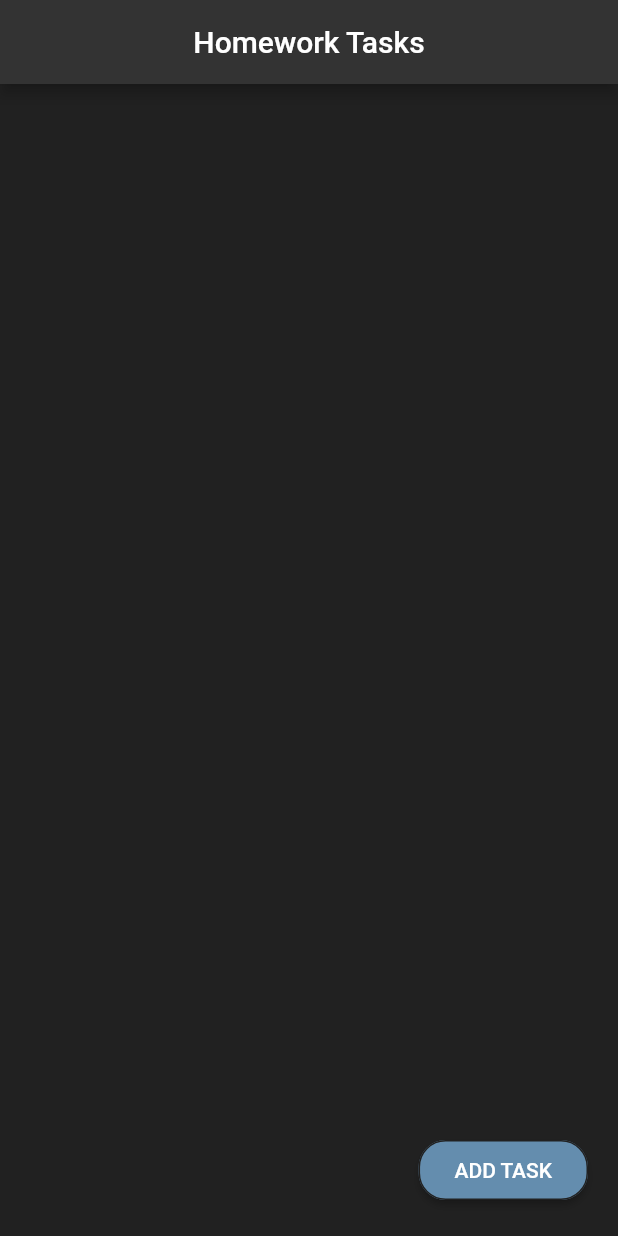
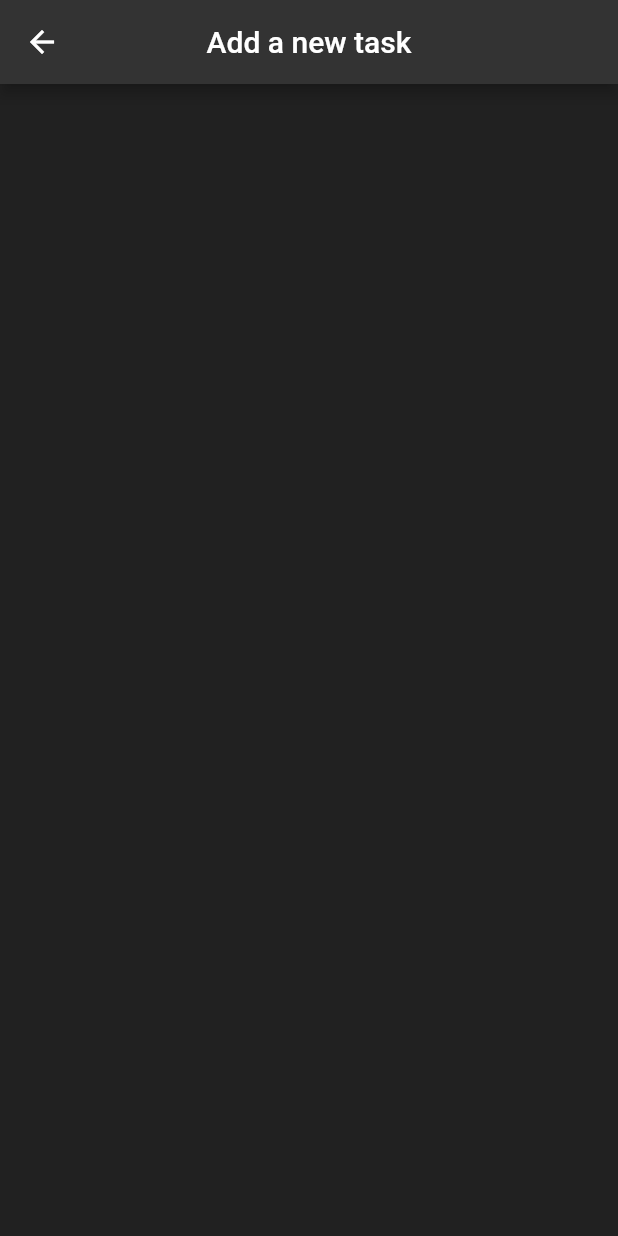
Before and after one commit to acSirius/homework-tracker, a Flutter app: the screen it shows after launch, after a tap on "ADD TASK", on a phone screen of 412 x 824 dp. Run offline on Flutter 3.47's test engine with Material 2 defaults, Android fonts, the light colour scheme and no system bars.

Commit message:
Made add button redirect user to input page

```diff
--- a/lib/const.dart
+++ b/lib/const.dart
@@ -1,6 +1,6 @@
 import 'package:flutter/material.dart';
 
-const kBackGround = Color(0xFF212121);
+const kBackGroundColor = Color(0xFF212121);
 const kForegroundColor = Color(0xFF333333);
 const kMainAccentColor = Color(0xFF648DAE);
 const kLighterAccentColor = Color(0xFF212121);
--- a/lib/main.dart
+++ b/lib/main.dart
@@ -1,4 +1,5 @@
 import 'package:flutter/material.dart';
+import 'package:homework_tracker/screens/InputTask.dart';
 import 'package:homework_tracker/screens/TasksPage.dart';
 
 void main() {
@@ -12,6 +13,7 @@ class MyApp extends StatelessWidget {
       initialRoute: '/',
       routes: {
         '/': (context) => TasksPage(),
+        '/inputTask': (context) => InputTask(),
       },
     );
   }
--- a/lib/reusable/AddTaskButton.dart
+++ b/lib/reusable/AddTaskButton.dart
@@ -1,5 +1,6 @@
 import 'package:flutter/material.dart';
 import 'package:homework_tracker/const.dart';
+import 'package:homework_tracker/screens/InputTask.dart';
 
 class AddTaskButton extends StatelessWidget {
   AddTaskButton({@required this.title});
@@ -19,7 +20,12 @@ class AddTaskButton extends StatelessWidget {
             ),
             onPressed: () {
               //Redirect to the input page
-              print('Just some testing');
+              Navigator.push(
+                context,
+                MaterialPageRoute(
+                  builder: (context) => InputTask(),
+                ),
+              );
             },
             color: kMainAccentColor,
             textColor: Colors.white,
--- a/lib/screens/InputTask.dart
+++ b/lib/screens/InputTask.dart
@@ -1 +1,28 @@
+import 'package:flutter/material.dart';
+import 'package:homework_tracker/const.dart';
+
 //Todo: make a page to input a new task. It should ask the user for the following: Title, subject, description and due date.
+
+class InputTask extends StatelessWidget {
+  @override
+  Widget build(BuildContext context) {
+    return Scaffold(
+      backgroundColor: kBackGroundColor,
+      appBar: AppBar(
+        backgroundColor: kForegroundColor,
+        centerTitle: true,
+        title: Text(
+          'Add a new task',
+          style: kMainTextStyle,
+        ),
+      ),
+      body: Column(
+        children: [
+          Row(
+            children: [],
+          ),
+        ],
+      ),
+    );
+  }
+}
--- a/lib/screens/TasksPage.dart
+++ b/lib/screens/TasksPage.dart
@@ -6,7 +6,7 @@ class TasksPage extends StatelessWidget {
   @override
   Widget build(BuildContext context) {
     return Scaffold(
-      backgroundColor: kBackGround,
+      backgroundColor: kBackGroundColor,
       appBar: AppBar(
         backgroundColor: kForegroundColor,
         centerTitle: true,
@@ -18,6 +18,7 @@ class TasksPage extends StatelessWidget {
       body: Column(
         children: [
           //TODO: The added tasks should be displayed here
+
           AddTaskButton(
             title: 'Add task',
           ),
```
